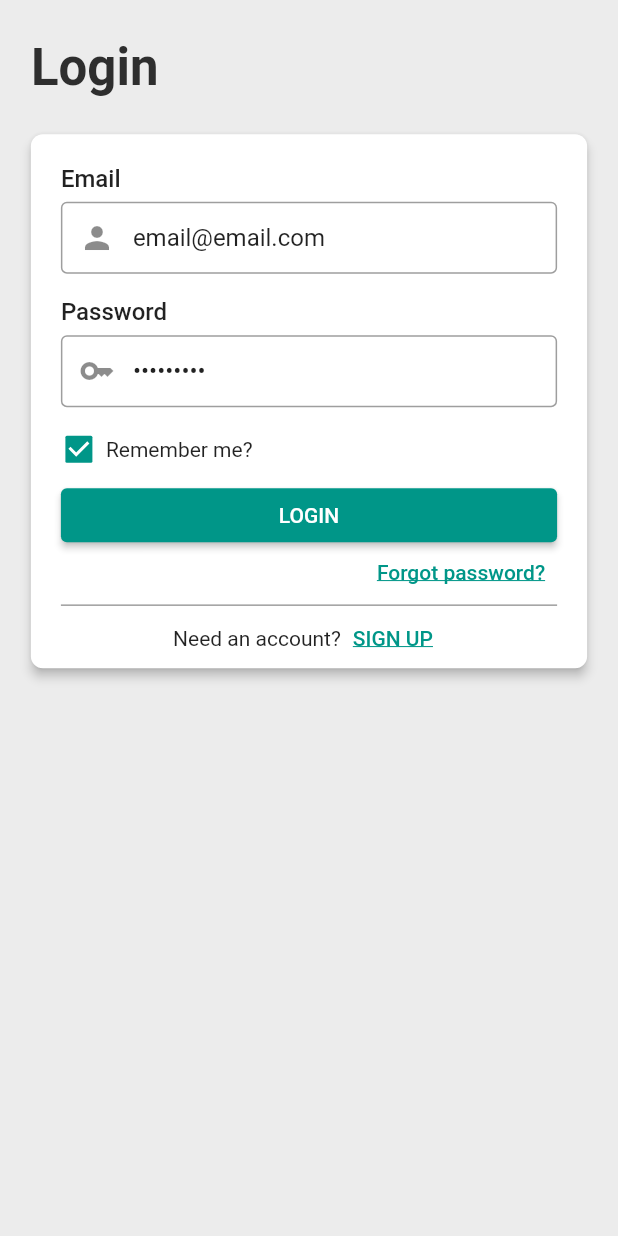
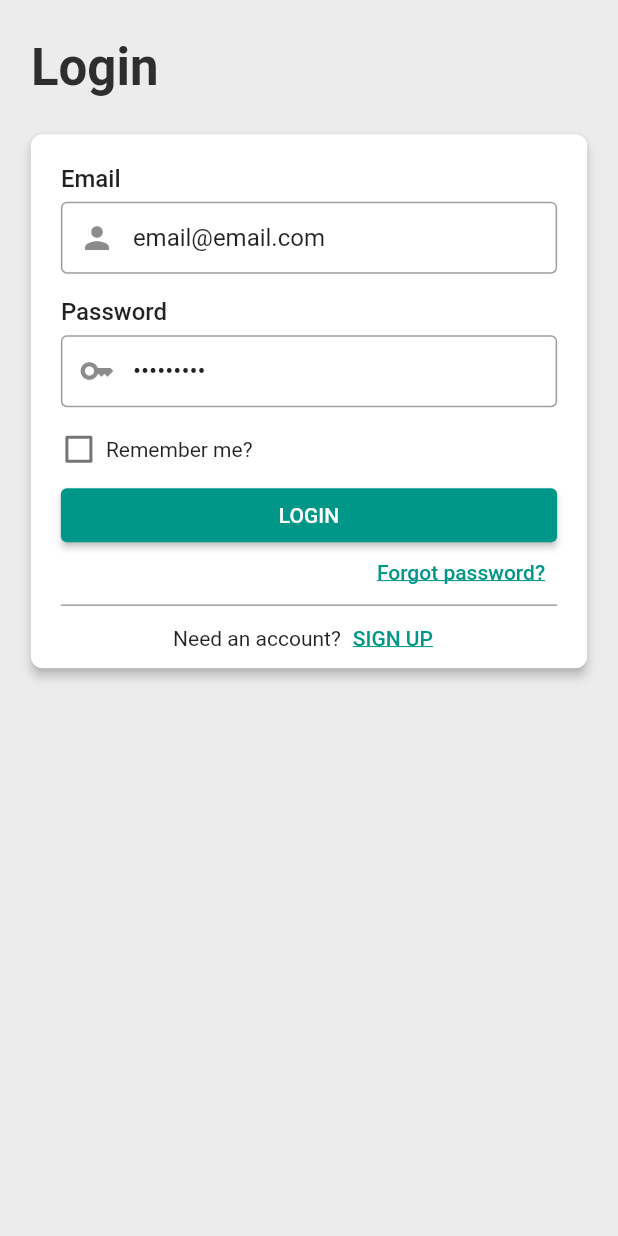
Before and after one commit to TomasKopunec/smart_receipts, a Flutter app: the AuthenticationScreen screen opened directly, after a tap on "LOGIN", after a tap on "Remember me?", on a phone screen of 412 x 824 dp. Run offline on Flutter 3.47's test engine with Material 2 defaults, Android fonts, the phone set to English and light mode, and no system bars; our stand-ins replace animated_splash_screen, flutter_slidable, persistent_bottom_nav_bar, qr_flutter, shared_preferences; accounts and stored records are empty; network calls fail.

Commit message:
Persistent Settings implemented

```diff
--- a/lib/constants/image_strings.dart
+++ b/lib/constants/image_strings.dart
@@ -1,3 +1,4 @@
 /** App Image Strings */
 
-const String splash = "assets/images/splash.png";
+const String splashDark = "assets/images/splash_dark.png";
+const String splashLight = "assets/images/splash_light.png";
--- a/lib/main.dart
+++ b/lib/main.dart
@@ -47,17 +47,26 @@ class Main extends StatelessWidget {
                 scaffoldBackgroundColor:
                     const Color.fromARGB(255, 236, 236, 236),
                 indicatorColor: const Color.fromARGB(255, 46, 46, 46),
+                primaryColor: Colors.teal,
               ),
               darkTheme: ThemeData.dark().copyWith(
-                pageTransitionsTheme: const PageTransitionsTheme(builders: {
-                  TargetPlatform.android: ZoomPageTransitionsBuilder(),
-                  TargetPlatform.iOS: CupertinoPageTransitionsBuilder()
-                }),
-                primaryColor: Colors.teal,
-                visualDensity: VisualDensity.adaptivePlatformDensity,
-                scaffoldBackgroundColor: const Color.fromARGB(255, 34, 34, 34),
-                indicatorColor: const Color.fromARGB(255, 236, 236, 236),
-              ),
+                  pageTransitionsTheme: const PageTransitionsTheme(builders: {
+                    TargetPlatform.android: ZoomPageTransitionsBuilder(),
+                    TargetPlatform.iOS: CupertinoPageTransitionsBuilder()
+                  }),
+                  visualDensity: VisualDensity.adaptivePlatformDensity,
+                  scaffoldBackgroundColor:
+                      const Color.fromARGB(255, 34, 34, 34),
+                  indicatorColor: const Color.fromARGB(255, 236, 236, 236),
+                  primaryColor: Colors.teal,
+                  elevatedButtonTheme: ElevatedButtonThemeData(
+                      style: ButtonStyle(
+                          backgroundColor:
+                              MaterialStateProperty.all<Color>(Colors.teal))),
+                  textButtonTheme: TextButtonThemeData(
+                      style: ButtonStyle(
+                          foregroundColor:
+                              MaterialStateProperty.all<Color>(Colors.teal)))),
               home: const Home(),
               routes: getRoutes(),
             );
--- /dev/null
+++ b/lib/providers/settings/settings_dto.dart
@@ -0,0 +1,35 @@
+class SettingsDto {
+  final bool digitalOnly;
+  final String theme;
+  final String currency;
+  final String dateFormat;
+  final bool rememberMe;
+
+  const SettingsDto({
+    this.digitalOnly = true,
+    this.theme = 'light',
+    this.currency = 'gbp',
+    this.dateFormat = 'standard',
+    this.rememberMe = true,
+  });
+
+  static SettingsDto fromJson(Map<String, dynamic> json) {
+    return SettingsDto(
+      digitalOnly: json['digitalOnly'],
+      theme: json['theme'],
+      currency: json['currency'],
+      dateFormat: json['dateFormat'],
+      rememberMe: json['rememberMe'],
+    );
+  }
+
+  Map<String, dynamic> toJson() {
+    return {
+      'digitalOnly': digitalOnly,
+      'theme': theme,
+      'currency': currency,
+      'dateFormat': dateFormat,
+      'rememberMe': rememberMe,
+    };
+  }
+}
--- a/lib/providers/settings/settings_provider.dart
+++ b/lib/providers/settings/settings_provider.dart
@@ -1,5 +1,6 @@
 import 'package:flutter/material.dart';
-import 'package:intl/intl.dart';
+import 'package:smart_receipts/providers/settings/settings_dto.dart';
+import 'package:smart_receipts/utils/shared_preferences_helper.dart';
 
 enum Currency {
   pound('British Pound', '£', 'gbp'),
@@ -14,6 +15,11 @@ enum Currency {
   final String name;
   final String currency;
   final String code;
+
+  static Currency from(String code) {
+    return Currency.values
+        .firstWhere((e) => e.code.toLowerCase() == code.toLowerCase());
+  }
 }
 
 enum DateTimeFormat {
@@ -25,6 +31,15 @@ enum DateTimeFormat {
   final String name;
   final String example;
   final String format;
+
+  String getName() {
+    return name;
+  }
+
+  static DateTimeFormat from(String name) {
+    return DateTimeFormat.values
+        .firstWhere((e) => e.getName().toLowerCase() == name.toLowerCase());
+  }
 }
 
 enum ThemeSetting {
@@ -45,6 +60,41 @@ class SettingsProvider with ChangeNotifier {
   DateTimeFormat _selectedDateTimeFormat = DateTimeFormat.standard;
   ThemeSetting _selectedTheme = ThemeSetting.light;
   bool _digitalOnly = true;
+  bool _rememberMe = true;
+
+  /// Settings loading
+  bool loadSettingsFromDto(SettingsDto dto) {
+    try {
+      selectCurrency(Currency.from(dto.currency));
+      selectDateTimeFormat(DateTimeFormat.from(dto.dateFormat));
+      selectTheme(ThemeSetting.from(dto.theme));
+      setDigitalOnly(dto.digitalOnly);
+      setRememberMe(dto.rememberMe);
+      return true;
+    } catch (e) {
+      return false;
+    }
+  }
+
+  SettingsDto getSettingsDto() {
+    return SettingsDto(
+      rememberMe: _rememberMe,
+      currency: _selectedCurrency.code,
+      dateFormat: _selectedDateTimeFormat.getName(),
+      digitalOnly: _digitalOnly,
+      theme: _selectedTheme.name,
+    );
+  }
+
+  ///
+
+  /// Upon every change in the settings, save into shared preferences
+  void save() async {
+    final result = await SharedPreferencesHelper.saveSettings(getSettingsDto());
+    if (result) {
+      print("Settings saved.");
+    }
+  }
 
   /* Digital Only */
   bool get digitalOnly {
@@ -54,6 +104,7 @@ class SettingsProvider with ChangeNotifier {
   void setDigitalOnly(bool val) {
     if (val != _digitalOnly) {
       _digitalOnly = val;
+      save();
       notifyListeners();
     }
   }
@@ -61,6 +112,7 @@ class SettingsProvider with ChangeNotifier {
   /* Currency */
   void selectCurrency(Currency currency) {
     _selectedCurrency = currency;
+    save();
     notifyListeners();
   }
 
@@ -70,8 +122,11 @@ class SettingsProvider with ChangeNotifier {
 
   /* Date Time */
   void selectDateTimeFormat(DateTimeFormat format) {
-    _selectedDateTimeFormat = format;
-    notifyListeners();
+    if (format != _selectedDateTimeFormat) {
+      _selectedDateTimeFormat = format;
+      save();
+      notifyListeners();
+    }
   }
 
   DateTimeFormat get dateTimeFormat {
@@ -80,11 +135,33 @@ class SettingsProvider with ChangeNotifier {
 
   /* Theme */
   void selectTheme(ThemeSetting theme) {
-    _selectedTheme = theme;
-    notifyListeners();
+    if (_selectedTheme != theme) {
+      _selectedTheme = theme;
+      save();
+      notifyListeners();
+    }
   }
 
   ThemeSetting get theme {
     return _selectedTheme;
   }
+
+  /* Remember Me */
+  void setRememberMe(bool rememberMe) {
+    if (rememberMe != _rememberMe) {
+      _rememberMe = rememberMe;
+      save();
+      notifyListeners();
+    }
+  }
+
+  void toggleRememberMe() {
+    _rememberMe = !_rememberMe;
+    save();
+    notifyListeners();
+  }
+
+  bool get rememberMe {
+    return _rememberMe;
+  }
 }
--- a/lib/screens/auth/login.dart
+++ b/lib/screens/auth/login.dart
@@ -2,6 +2,7 @@ import 'package:flutter/material.dart';
 import 'package:provider/provider.dart';
 import 'package:smart_receipts/providers/auth/auth_provider.dart';
 import '../../helpers/requests/auth_request_helper.dart';
+import '../../providers/settings/settings_provider.dart';
 import '../../utils/snackbar_builder.dart';
 import 'auth_section_builder.dart';
 import 'authentication_screen.dart';
@@ -17,8 +18,6 @@ class Login extends StatefulWidget {
 
 class _LoginState extends State<Login> {
   bool _isLoading = false;
-  bool _rememberMe = false;
-
   final _formKey = GlobalKey<FormState>();
 
   final TextEditingController emailController = TextEditingController();
@@ -120,26 +119,30 @@ class _LoginState extends State<Login> {
   }
 
   Widget get rememberMeCheckbox {
+    return Consumer<SettingsProvider>(
+      builder: (_, settings, __) {
         return InkWell(
-      onTap: () {
-        setState(() {
-          _rememberMe = !_rememberMe;
-        });
-      },
+          onTap: () => settings.toggleRememberMe(),
           child: Row(
               crossAxisAlignment: CrossAxisAlignment.center,
               mainAxisAlignment: MainAxisAlignment.start,
               children: [
-            Checkbox(
+                Consumer<SettingsProvider>(
+                  builder: (ctx, settings, _) {
+                    return Checkbox(
                         materialTapTargetSize: MaterialTapTargetSize.shrinkWrap,
-                visualDensity: VisualDensity(horizontal: -4),
-                value: _rememberMe,
-                onChanged: (val) => setState(() {
-                      _rememberMe = val!;
-                    })),
+                        visualDensity: const VisualDensity(horizontal: -4),
+                        checkColor: Theme.of(context).scaffoldBackgroundColor,
+                        activeColor: Theme.of(context).primaryColor,
+                        value: settings.rememberMe,
+                        onChanged: (val) => settings.setRememberMe(val!));
+                  },
+                ),
                 const SizedBox(width: 6),
                 const Text('Remember me?')
               ]),
+        );
+      },
     );
   }
 
--- a/lib/utils/shared_preferences_helper.dart
+++ b/lib/utils/shared_preferences_helper.dart
@@ -3,9 +3,27 @@ import 'dart:convert';
 import 'package:shared_preferences/shared_preferences.dart';
 
 import '../providers/auth/token.dart';
+import '../providers/settings/settings_dto.dart';
 
 class SharedPreferencesHelper {
   static const String FAVORITES_LIST = '/FAVORITES_LIST';
+
+  static Future<SettingsDto> getSettings() async {
+    final prefs = await _instance;
+    final settings = prefs.getString("settings");
+
+    // If no settings found, return default settings
+    if (settings == null || settings.isEmpty) {
+      return const SettingsDto();
+    } else {
+      return SettingsDto.fromJson(json.decode(settings));
+    }
+  }
+
+  static Future<bool> saveSettings(SettingsDto settingsDto) async {
+    final prefs = await _instance;
+    return prefs.setString("settings", json.encode(settingsDto.toJson()));
+  }
 
   static Future<SharedPreferences> get _instance async {
     return SharedPreferences.getInstance();
```
Also changed, not shown: lib/providers/receipts_provider.dart (+2 -7 lines), lib/screens/splash_screen.dart (+37 -19 lines), lib/screens/tab_control/tabs_scaffold.dart (+2 -6 lines), lib/screens/tabs/settings_screen/settings_screen.dart (+8 -5 lines), lib/utils/loader.dart (added, +56 -0 lines), assets/images/splash.png (deleted), assets/images/splash_dark.png (added), assets/images/splash_light.png (added). Lines whose indentation alone changed are shown as unchanged.
